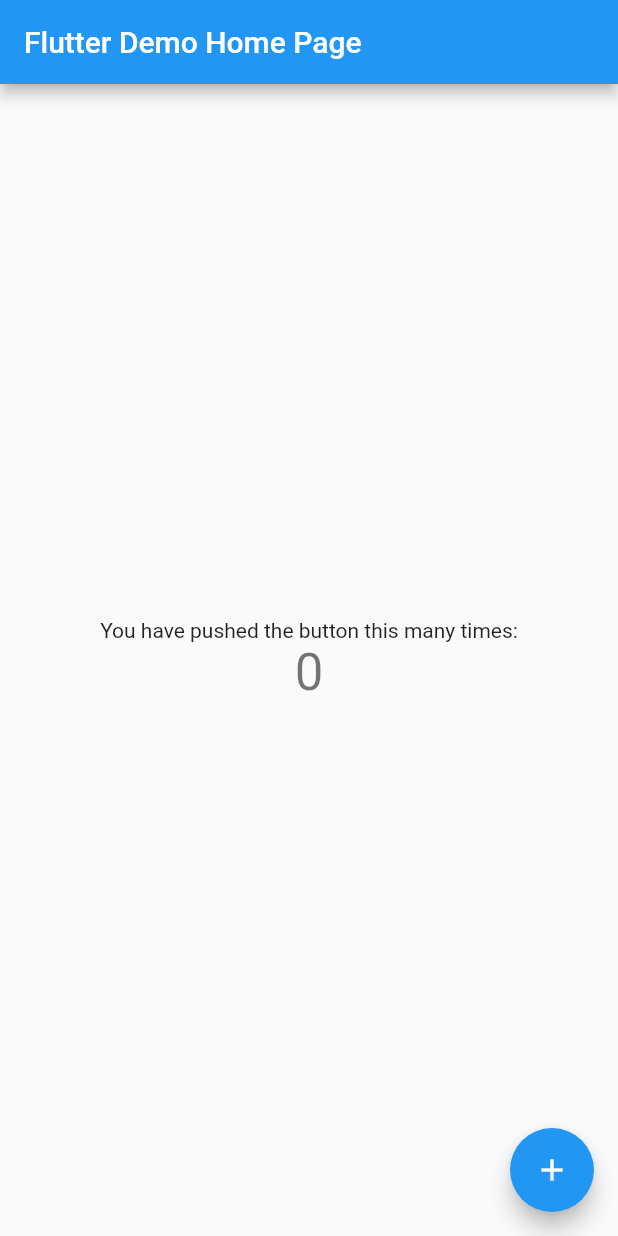
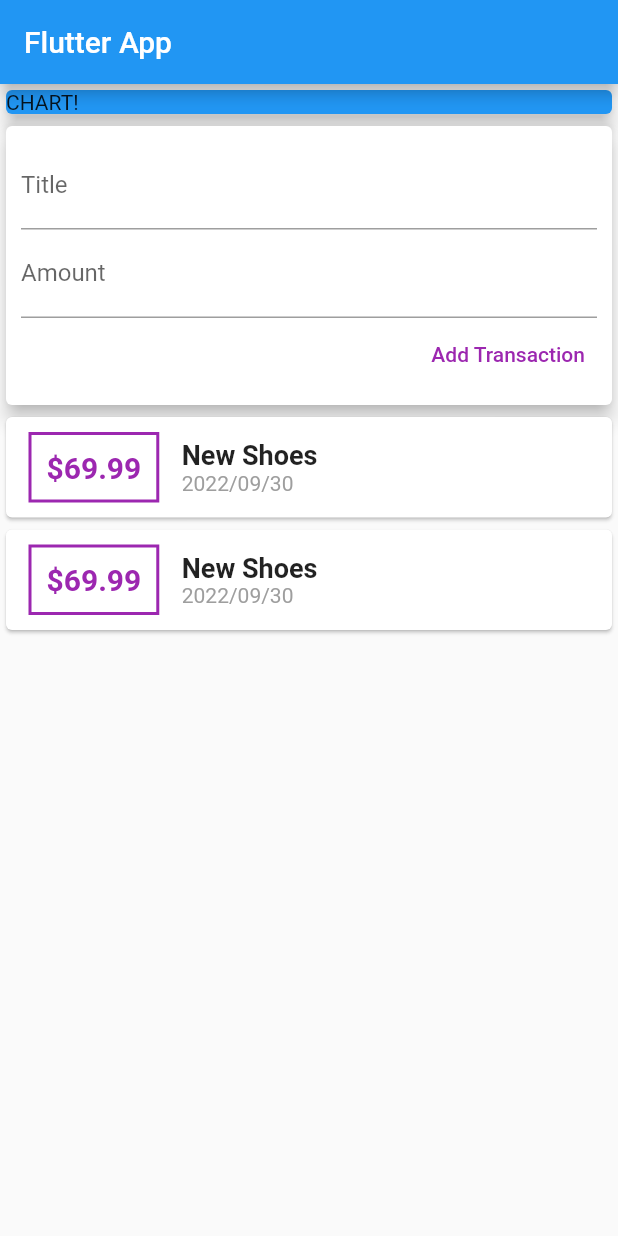
Before and after one commit to FatihGoktas90/Flutter, a Flutter app: the screen it shows after launch, on a phone screen of 412 x 824 dp. Run offline on Flutter 3.47's test engine with Material 2 defaults, Android fonts, the phone set to English and light mode, and no system bars.

Commit message:
person app will continue

```diff
--- a/person/lib/main.dart
+++ b/person/lib/main.dart
@@ -1,115 +1,141 @@
 import 'package:flutter/material.dart';
+import 'transaction.dart';
+import 'package:intl/intl.dart';
 
-void main() {
-  runApp(const MyApp());
-}
+void main() => runApp(MyApp());
 
 class MyApp extends StatelessWidget {
-  const MyApp({super.key});
-
-  // This widget is the root of your application.
   @override
   Widget build(BuildContext context) {
     return MaterialApp(
-      title: 'Flutter Demo',
-      theme: ThemeData(
-        // This is the theme of your application.
-        //
-        // Try running your application with "flutter run". You'll see the
-        // application has a blue toolbar. Then, without quitting the app, try
-        // changing the primarySwatch below to Colors.green and then invoke
-        // "hot reload" (press "r" in the console where you ran "flutter run",
-        // or simply save your changes to "hot reload" in a Flutter IDE).
-        // Notice that the counter didn't reset back to zero; the application
-        // is not restarted.
-        primarySwatch: Colors.blue,
-      ),
-      home: const MyHomePage(title: 'Flutter Demo Home Page'),
+      title: 'Flutter App',
+      home: MyHomePage(),
     );
   }
 }
 
-class MyHomePage extends StatefulWidget {
-  const MyHomePage({super.key, required this.title});
+class MyHomePage extends StatelessWidget {
+  final List<Transaction> transactions = [
+    Transaction(
+      id: 't1',
+      title: 'New Shoes',
+      amount: 69.99,
+      date: DateTime.now(),
+    ),
+    Transaction(
+      id: 't1',
+      title: 'New Shoes',
+      amount: 69.99,
+      date: DateTime.now(),
+    ),
+  ];
 
-  // This widget is the home page of your application. It is stateful, meaning
-  // that it has a State object (defined below) that contains fields that affect
-  // how it looks.
+  /*  String? titleInput;
+  String? amountInput; */
 
-  // This class is the configuration for the state. It holds the values (in this
-  // case the title) provided by the parent (in this case the App widget) and
-  // used by the build method of the State. Fields in a Widget subclass are
-  // always marked "final".
-
-  final String title;
-
-  @override
-  State<MyHomePage> createState() => _MyHomePageState();
-}
-
-class _MyHomePageState extends State<MyHomePage> {
-  int _counter = 0;
-
-  void _incrementCounter() {
-    setState(() {
-      // This call to setState tells the Flutter framework that something has
-      // changed in this State, which causes it to rerun the build method below
-      // so that the display can reflect the updated values. If we changed
-      // _counter without calling setState(), then the build method would not be
-      // called again, and so nothing would appear to happen.
-      _counter++;
-    });
-  }
+  final titleController = TextEditingController();
+  final amountController = TextEditingController();
 
   @override
   Widget build(BuildContext context) {
-    // This method is rerun every time setState is called, for instance as done
-    // by the _incrementCounter method above.
-    //
-    // The Flutter framework has been optimized to make rerunning build methods
-    // fast, so that you can just rebuild anything that needs updating rather
-    // than having to individually change instances of widgets.
     return Scaffold(
       appBar: AppBar(
-        // Here we take the value from the MyHomePage object that was created by
-        // the App.build method, and use it to set our appbar title.
-        title: Text(widget.title),
+        title: Text('Flutter App'),
       ),
-      body: Center(
-        // Center is a layout widget. It takes a single child and positions it
-        // in the middle of the parent.
-        child: Column(
-          // Column is also a layout widget. It takes a list of children and
-          // arranges them vertically. By default, it sizes itself to fit its
-          // children horizontally, and tries to be as tall as its parent.
-          //
-          // Invoke "debug painting" (press "p" in the console, choose the
-          // "Toggle Debug Paint" action from the Flutter Inspector in Android
-          // Studio, or the "Toggle Debug Paint" command in Visual Studio Code)
-          // to see the wireframe for each widget.
-          //
-          // Column has various properties to control how it sizes itself and
-          // how it positions its children. Here we use mainAxisAlignment to
-          // center the children vertically; the main axis here is the vertical
-          // axis because Columns are vertical (the cross axis would be
-          // horizontal).
-          mainAxisAlignment: MainAxisAlignment.center,
-          children: <Widget>[
-            const Text(
-              'You have pushed the button this many times:',
+      body: Column(
+        mainAxisAlignment: MainAxisAlignment.start,
+        crossAxisAlignment: CrossAxisAlignment.stretch,
+        children: [
+          Container(
+            width: double.infinity,
+            child: Card(
+              color: Colors.blue,
+              child: Text('CHART!'),
+              elevation: 5,
             ),
-            Text(
-              '$_counter',
-              style: Theme.of(context).textTheme.headline4,
+          ),
+          Card(
+            elevation: 5,
+            child: Container(
+              padding: EdgeInsets.all(10),
+              child:
+                  Column(crossAxisAlignment: CrossAxisAlignment.end, children: [
+                TextField(
+                  decoration: InputDecoration(labelText: 'Title'),
+                  controller: titleController,
+                  // onChanged: (val) {
+                  //titleInput = val;
+                  //  },
+                ),
+                TextField(
+                  decoration: InputDecoration(labelText: 'Amount'),
+                  // onChanged: (val) => amountInput = val,
+                  controller: amountController,
+                ),
+                TextButton(
+                  onPressed: () {
+                    //   print(titleInput);
+                    //   print(amountInput);
+                    print(titleController.text);
+                  },
+                  child: Text('Add Transaction'),
+                  style: TextButton.styleFrom(primary: Colors.purple),
+                ),
+              ]),
             ),
-          ],
-        ),
+          ),
+          Column(
+            children: transactions.map((tx) {
+              return Card(
+                child: Row(
+                  children: [
+                    Container(
+                      padding: EdgeInsets.all(10),
+                      margin: EdgeInsets.symmetric(
+                        vertical: 10,
+                        horizontal: 15,
+                      ),
+                      decoration: BoxDecoration(
+                        border: Border.all(
+                          color: Colors.purple,
+                          width: 2,
+                        ),
+                      ),
+                      child: Text(
+                        style: TextStyle(
+                          fontWeight: FontWeight.bold,
+                          fontSize: 20,
+                          color: Colors.purple,
+                        ),
+                        '\$${tx.amount}',
+                      ),
+                    ),
+                    Column(
+                      crossAxisAlignment: CrossAxisAlignment.start,
+                      children: [
+                        Text(
+                          tx.title,
+                          style: TextStyle(
+                            fontSize: 18,
+                            fontWeight: FontWeight.bold,
+                          ),
+                        ),
+                        Text(
+                          // DATE FORMAT PACKAGES
+                          DateFormat('yyyy/MM/dd').format(tx.date),
+                          style: TextStyle(
+                            color: Colors.grey,
+                          ),
+                        ),
+                      ],
+                    ),
+                  ],
+                ),
+              );
+            }).toList(),
+          ),
+        ],
       ),
-      floatingActionButton: FloatingActionButton(
-        onPressed: _incrementCounter,
-        tooltip: 'Increment',
-        child: const Icon(Icons.add),
-      ), // This trailing comma makes auto-formatting nicer for build methods.
     );
   }
 }
--- /dev/null
+++ b/person/lib/transaction.dart
@@ -0,0 +1,15 @@
+import 'package:flutter/foundation.dart';
+
+
+class Transaction {
+  final String id;
+  final String title;
+  final double amount;
+  final DateTime date;
+
+  Transaction(
+      {required this.id,
+      required this.title,
+      required this.amount,
+      required this.date});
+}
--- a/person/pubspec.yaml
+++ b/person/pubspec.yaml
@@ -31,6 +31,7 @@ environment:
 dependencies:
   flutter:
     sdk: flutter
+  intl: ^0.17.0
 
 
   # The following adds the Cupertino Icons font to your application.
```
Also changed, not shown: person/pubspec.lock, 7 other files.
